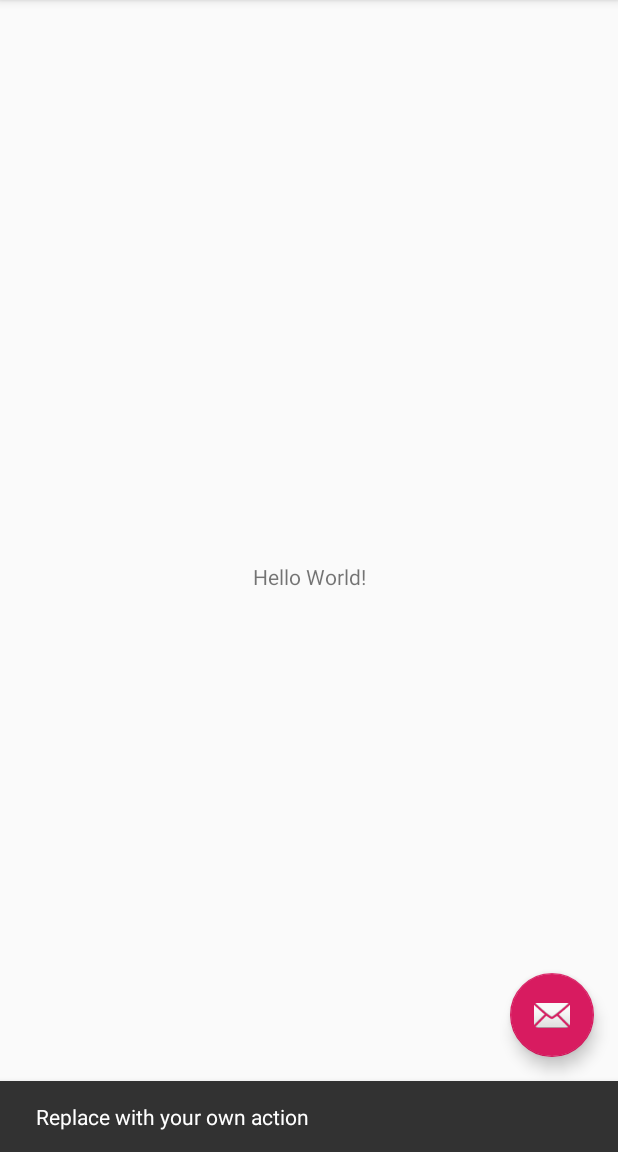
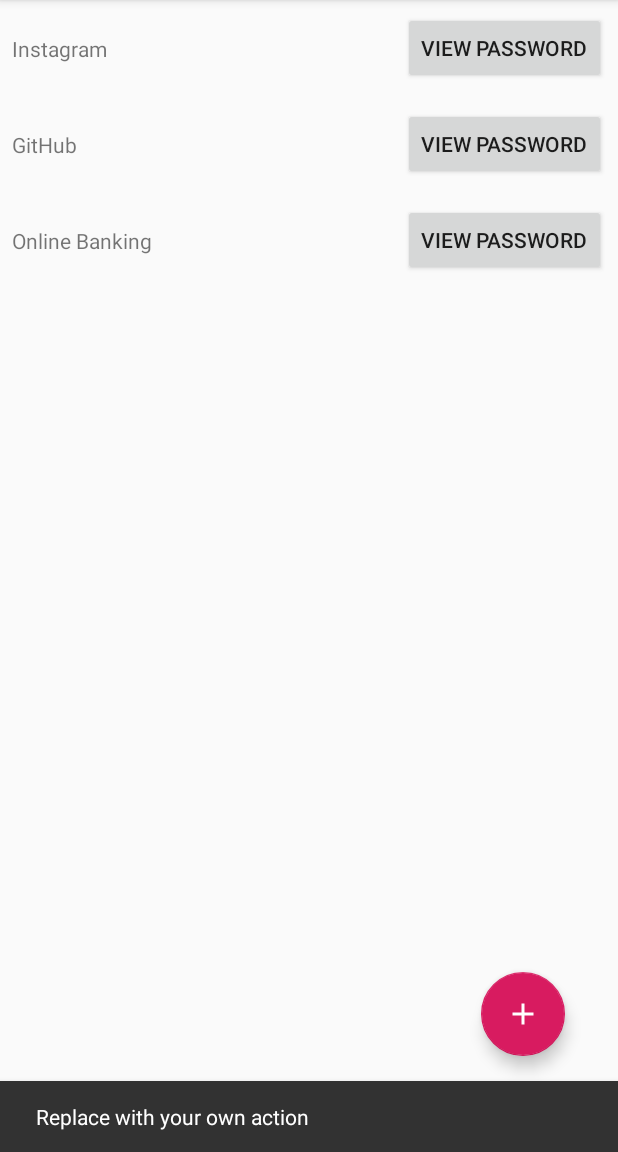
Before and after one commit to derubioo/AndriisAndroidTestApp, an Android app: the screen it shows after launch (MainActivity), after a tap on an icon or button, on a phone screen of 412 x 824 dp, the part 84-1236 px from its top. Run offline under Robolectric (Android 15) with nearby library versions, the phone set to English and light mode, and no system bars.

Commit message:
added basic recycler view

```diff
--- a/app/build.gradle
+++ b/app/build.gradle
@@ -31,4 +31,5 @@ dependencies {
     testImplementation 'junit:junit:4.12'
     androidTestImplementation 'com.android.support.test:runner:1.0.2'
     androidTestImplementation 'com.android.support.test.espresso:espresso-core:3.0.2'
+    implementation 'com.android.support:recyclerview-v7:28.0.0'
 }
--- /dev/null
+++ b/app/src/main/java/com/example/andriispasswordmanager/Adapter.kt
@@ -0,0 +1,39 @@
+package com.example.andriispasswordmanager
+
+import android.support.constraint.ConstraintLayout
+import android.support.v7.widget.RecyclerView
+import android.view.LayoutInflater
+import android.view.ViewGroup
+import kotlinx.android.synthetic.main.item_row.view.*
+
+class Adapter(private val dataset: Array<String>) :
+    RecyclerView.Adapter<Adapter.MyViewHolder>() {
+
+    // Provide a reference to the views for each data item
+    // Complex data items may need more than one view per item, and
+    // you provide access to all the views for a data item in a view holder.
+    // Each data item is just a string in this case that is shown in a TextView.
+    class MyViewHolder(val itemRowView: ConstraintLayout) : RecyclerView.ViewHolder(itemRowView)
+
+
+    // Create new views (invoked by the layout manager)
+    override fun onCreateViewHolder(parent: ViewGroup,
+                                    viewType: Int): Adapter.MyViewHolder {
+        // create a new view
+        val itemRowView = LayoutInflater.from(parent.context)
+            .inflate(R.layout.item_row, parent, false) as ConstraintLayout
+        // set the view's size, margins, paddings and layout parameters
+
+        return MyViewHolder(itemRowView)
+    }
+
+    // Replace the contents of a view (invoked by the layout manager)
+    override fun onBindViewHolder(holder: MyViewHolder, position: Int) {
+        // - get element from your dataset at this position
+        // - replace the contents of the view with that element
+        holder.itemRowView.service_name.text = dataset[position]
+    }
+
+    // Return the size of your dataset (invoked by the layout manager)
+    override fun getItemCount() = dataset.size
+}
--- a/app/src/main/java/com/example/andriispasswordmanager/MainActivity.kt
+++ b/app/src/main/java/com/example/andriispasswordmanager/MainActivity.kt
@@ -3,12 +3,17 @@ package com.example.andriispasswordmanager
 import android.os.Bundle
 import android.support.design.widget.Snackbar
 import android.support.v7.app.AppCompatActivity;
+import android.support.v7.widget.LinearLayoutManager
+import android.support.v7.widget.RecyclerView
 import android.view.Menu
 import android.view.MenuItem
 
 import kotlinx.android.synthetic.main.activity_main.*
 
 class MainActivity : AppCompatActivity() {
+    private lateinit var recyclerView: RecyclerView
+    private lateinit var viewAdapter: RecyclerView.Adapter<*>
+    private lateinit var viewManager: RecyclerView.LayoutManager
 
     override fun onCreate(savedInstanceState: Bundle?) {
         super.onCreate(savedInstanceState)
@@ -18,6 +23,21 @@ class MainActivity : AppCompatActivity() {
         fab.setOnClickListener { view ->
             Snackbar.make(view, "Replace with your own action", Snackbar.LENGTH_LONG)
                 .setAction("Action", null).show()
+        }
+
+        viewManager = LinearLayoutManager(this)
+        viewAdapter = Adapter(arrayOf("Instagram", "GitHub", "Online Banking"))
+
+        recyclerView = findViewById<RecyclerView>(R.id.my_recycler_view).apply {
+            // use this setting to improve performance if you know that changes
+            // in content do not change the layout size of the RecyclerView
+            setHasFixedSize(true)
+
+            // use a linear layout manager
+            layoutManager = viewManager
+
+            // specify an viewAdapter (see also next example)
+            adapter = viewAdapter
         }
     }
 
--- /dev/null
+++ b/app/src/main/res/drawable/ic_baseline_add_24px.xml
@@ -0,0 +1,9 @@
+<vector xmlns:android="http://schemas.android.com/apk/res/android"
+    android:width="24dp"
+    android:height="24dp"
+    android:viewportWidth="24"
+    android:viewportHeight="24">
+  <path
+      android:fillColor="#FFFFFFFF"
+      android:pathData="M19,13h-6v6h-2v-6H5v-2h6V5h2v6h6v2z"/>
+</vector>
--- a/app/src/main/res/layout/activity_main.xml
+++ b/app/src/main/res/layout/activity_main.xml
@@ -1,16 +1,18 @@
 <?xml version="1.0" encoding="utf-8"?>
-<android.support.design.widget.CoordinatorLayout
-        xmlns:android="http://schemas.android.com/apk/res/android"
-        xmlns:app="http://schemas.android.com/apk/res-auto"
-        xmlns:tools="http://schemas.android.com/tools"
-        android:layout_width="match_parent"
-        android:layout_height="match_parent"
-        tools:context=".MainActivity">
 
+<android.support.constraint.ConstraintLayout xmlns:android="http://schemas.android.com/apk/res/android"
+                                             xmlns:app="http://schemas.android.com/apk/res-auto"
+                                             android:layout_width="match_parent"
+                                             android:layout_height="match_parent">
     <android.support.design.widget.AppBarLayout
             android:layout_height="wrap_content"
             android:layout_width="match_parent"
-            android:theme="@style/AppTheme.AppBarOverlay">
+            android:theme="@style/AppTheme.AppBarOverlay"
+            android:id="@+id/appBarLayout"
+            app:layout_constraintStart_toStartOf="parent"
+            app:layout_constraintEnd_toEndOf="parent"
+            app:layout_constraintBottom_toTopOf="@+id/my_recycler_view" app:layout_constraintTop_toTopOf="parent"
+            app:layout_constraintVertical_bias="0.0">
 
         <android.support.v7.widget.Toolbar
                 android:id="@+id/toolbar"
@@ -21,14 +23,31 @@
 
     </android.support.design.widget.AppBarLayout>
 
-    <include layout="@layout/content_main"/>
+    <android.support.v7.widget.RecyclerView
+            android:id="@+id/my_recycler_view"
+            android:layout_width="0dp"
+            android:layout_height="0dp"
+            android:layout_marginBottom="8dp"
+            app:layout_constraintBottom_toBottomOf="parent"
+            app:layout_constraintEnd_toEndOf="parent"
+            app:layout_constraintStart_toStartOf="parent"
+            app:layout_constraintTop_toBottomOf="@+id/appBarLayout"/>
 
     <android.support.design.widget.FloatingActionButton
             android:id="@+id/fab"
             android:layout_width="wrap_content"
             android:layout_height="wrap_content"
-            android:layout_gravity="bottom|end"
             android:layout_margin="@dimen/fab_margin"
-            app:srcCompat="@android:drawable/ic_dialog_email"/>
+            android:layout_marginTop="8dp"
+            android:layout_marginEnd="8dp"
+            android:layout_marginBottom="8dp"
+            android:layout_marginStart="8dp"
+            app:srcCompat="@drawable/ic_baseline_add_24px"
+            app:layout_constraintStart_toStartOf="parent"
+            app:layout_constraintEnd_toEndOf="parent"
+            app:layout_constraintTop_toBottomOf="@+id/appBarLayout"
+            app:layout_constraintBottom_toBottomOf="@+id/my_recycler_view"
+            app:layout_constraintHorizontal_bias="0.94"
+            app:layout_constraintVertical_bias="0.94"/>
 
-</android.support.design.widget.CoordinatorLayout>
+</android.support.constraint.ConstraintLayout>
--- a/app/src/main/res/layout/content_main.xml
+++ /dev/null
@@ -1,21 +0,0 @@
-<?xml version="1.0" encoding="utf-8"?>
-<android.support.constraint.ConstraintLayout
-        xmlns:android="http://schemas.android.com/apk/res/android"
-        xmlns:tools="http://schemas.android.com/tools"
-        xmlns:app="http://schemas.android.com/apk/res-auto"
-        android:layout_width="match_parent"
-        android:layout_height="match_parent"
-        app:layout_behavior="@string/appbar_scrolling_view_behavior"
-        tools:showIn="@layout/activity_main"
-        tools:context=".MainActivity">
-
-    <TextView
-            android:layout_width="wrap_content"
-            android:layout_height="wrap_content"
-            android:text="Hello World!"
-            app:layout_constraintBottom_toBottomOf="parent"
-            app:layout_constraintLeft_toLeftOf="parent"
-            app:layout_constraintRight_toRightOf="parent"
-            app:layout_constraintTop_toTopOf="parent"/>
-
-</android.support.constraint.ConstraintLayout>
--- /dev/null
+++ b/app/src/main/res/layout/item_row.xml
@@ -0,0 +1,33 @@
+<?xml version="1.0" encoding="utf-8"?>
+<android.support.constraint.ConstraintLayout xmlns:android="http://schemas.android.com/apk/res/android"
+                                             xmlns:app="http://schemas.android.com/apk/res-auto"
+                                             android:layout_width="match_parent"
+                                             android:layout_height="wrap_content"
+                                             android:id="@+id/item_row">
+    <TextView
+            android:id="@+id/service_name"
+            android:layout_width="0dp"
+            android:layout_height="wrap_content"
+            app:layout_constraintStart_toStartOf="parent"
+            app:layout_constraintTop_toTopOf="parent"
+            app:layout_constraintBottom_toBottomOf="parent"
+            app:layout_constraintEnd_toStartOf="@+id/view_password_button"
+            android:layout_marginBottom="8dp"
+            android:layout_marginEnd="8dp"
+            android:layout_marginTop="8dp"
+            android:layout_marginStart="8dp"/>
+
+    <Button
+            android:id="@+id/view_password_button"
+            android:layout_width="wrap_content"
+            android:layout_height="wrap_content"
+            app:layout_constraintEnd_toEndOf="parent"
+            app:layout_constraintTop_toTopOf="parent"
+            app:layout_constraintBottom_toBottomOf="parent"
+            app:layout_constraintStart_toEndOf="@id/service_name"
+            android:layout_marginStart="8dp"
+            android:layout_marginEnd="8dp"
+            android:layout_marginTop="8dp"
+            android:layout_marginBottom="8dp"
+            android:text="@string/view_password"/>
+</android.support.constraint.ConstraintLayout>
--- a/app/src/main/res/values/strings.xml
+++ b/app/src/main/res/values/strings.xml
@@ -1,4 +1,5 @@
 <resources>
     <string name="app_name">AndriisPasswordManager</string>
     <string name="action_settings">Settings</string>
+    <string name="view_password">View Password</string>
 </resources>
```
